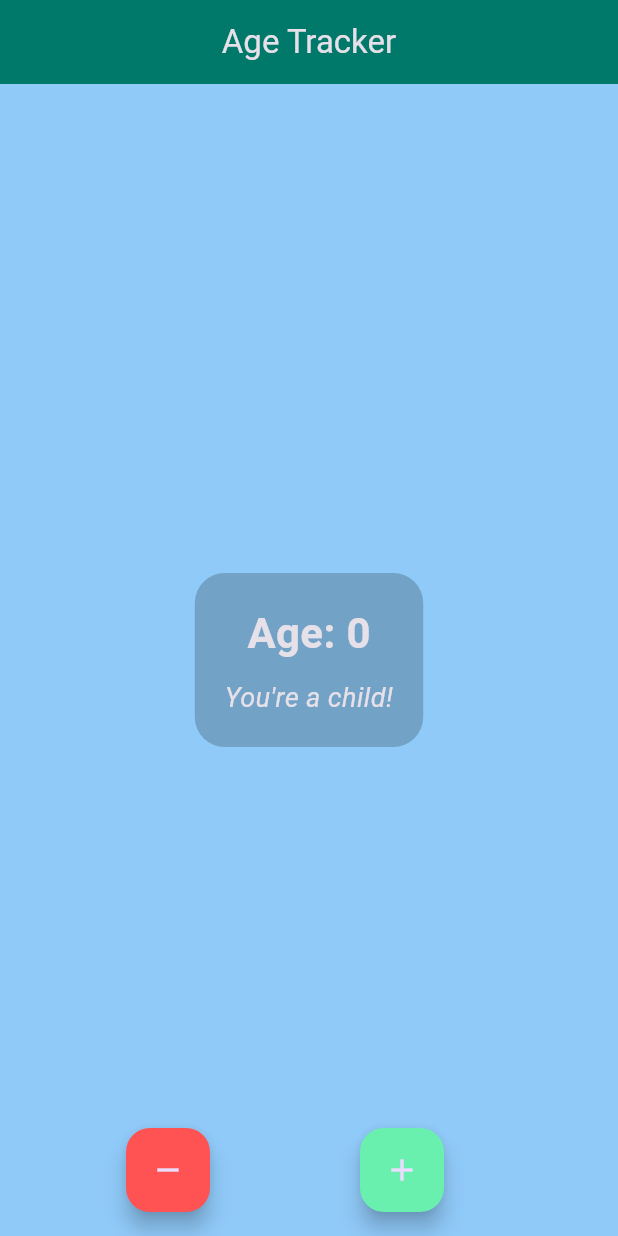
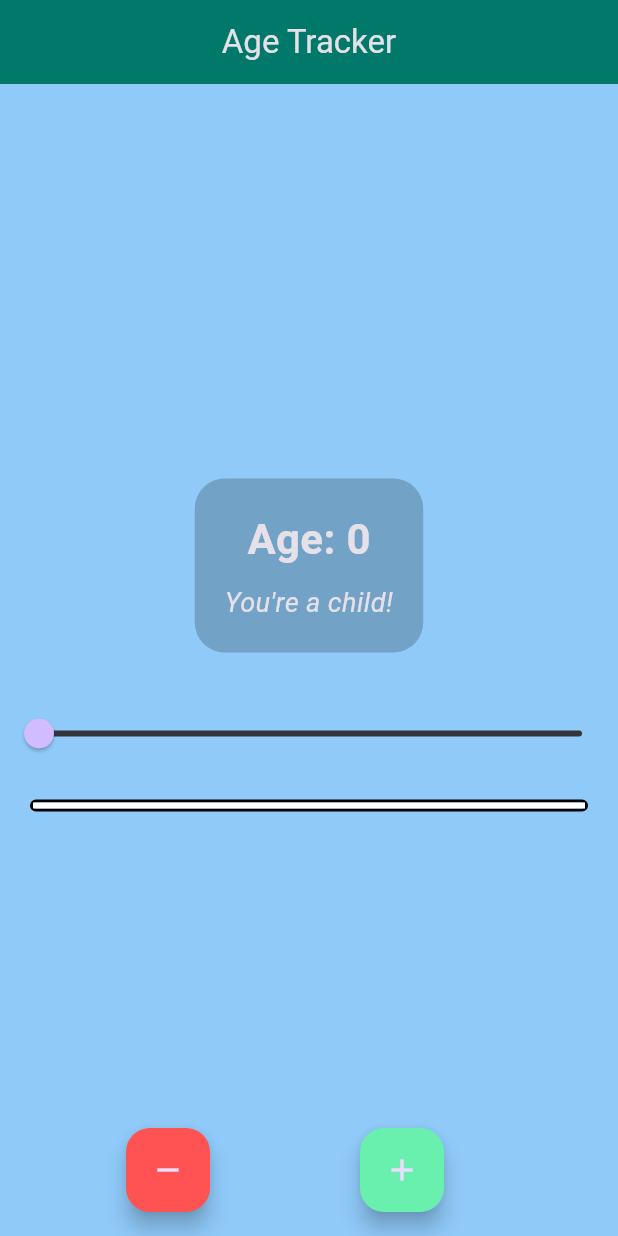
Before and after one commit to mahendrak070/AgeApp, a Flutter app: the screen it shows after launch, on a phone screen of 412 x 824 dp. Run offline on Flutter 3.47's test engine with Material 3 defaults, Android fonts, the phone set to English and light mode, and no system bars.

Commit message:
Added Slider and Progress Bar

```diff
--- a/lib/main.dart
+++ b/lib/main.dart
@@ -25,6 +25,11 @@
       age--;
       notifyListeners();
     }
+  }
+
+  void updateAge(double newAge) {
+    age = newAge.toInt();
+    notifyListeners();
   }
 }
 
@@ -62,6 +67,20 @@
     }
   }
 
+  Color getProgressBarColor(int age) {
+    if (age <= 12) {
+      return Colors.blue;
+    } else if (age <= 19) {
+      return Colors.green;
+    } else if (age <= 30) {
+      return Colors.amber;
+    } else if (age <= 50) {
+      return Colors.orange;
+    } else {
+      return Colors.grey;
+    }
+  }
+
   String getMessage(int age) {
     if (age <= 12) {
       return "You're a child!";
@@ -88,7 +107,10 @@
             backgroundColor: Colors.teal[700],
           ),
           body: Center(
-            child: Container(
+            child: Column(
+              mainAxisAlignment: MainAxisAlignment.center,
+              children: [
+                Container(
                   decoration: BoxDecoration(
                     color: Colors.black.withOpacity(0.2),
                     borderRadius: BorderRadius.circular(20),
@@ -110,6 +132,33 @@
                       ),
                     ],
                   ),
+                ),
+                const SizedBox(height: 30),
+                Slider(
+                  value: counter.age.toDouble(),
+                  min: 0,
+                  max: 99,
+                  divisions: 99,
+                  label: counter.age.toString(),
+                  onChanged: (value) => counter.updateAge(value),
+                ),
+                Padding(
+                  padding: const EdgeInsets.all(20.0),
+                  child: Container(
+                    decoration: BoxDecoration(
+                      border: Border.all(color: Colors.black, width: 2),
+                      borderRadius: BorderRadius.circular(5),
+                    ),
+                    child: LinearProgressIndicator(
+                      value: counter.age / 99,
+                      backgroundColor: Colors.white,
+                      valueColor: AlwaysStoppedAnimation<Color>(
+                        getProgressBarColor(counter.age),
+                      ),
+                    ),
+                  ),
+                ),
+              ],
             ),
           ),
           floatingActionButton: Row(
```
Lines whose indentation alone changed are shown as unchanged.
